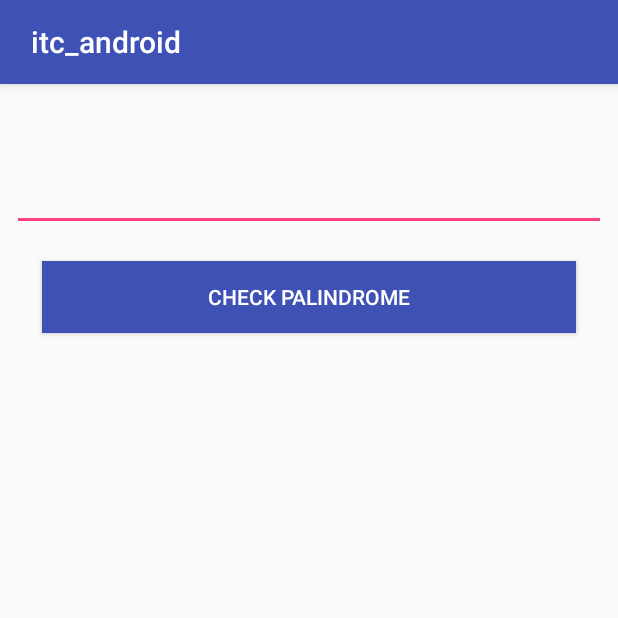
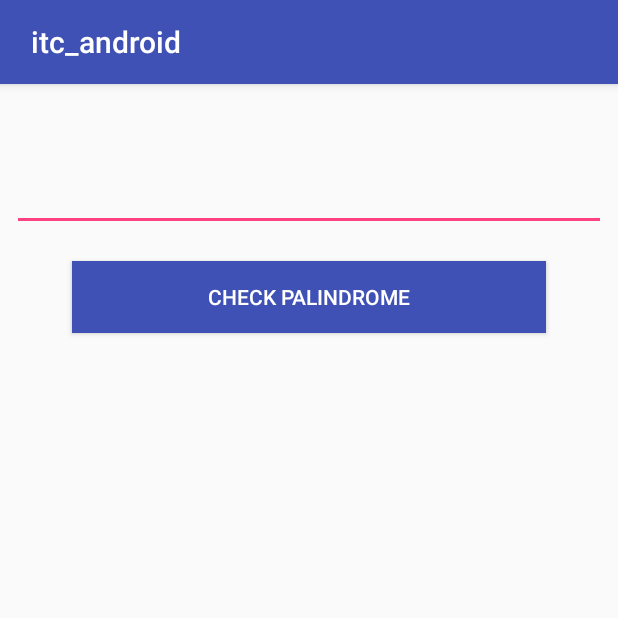
Before and after one commit to tpalwayscreative/itc_android, an Android app: the screen it shows after launch (MainActivity), on a phone screen of 412 x 824 dp, the top half of it. Run offline under Robolectric (Android 15) with nearby library versions, the phone set to English and light mode, and no system bars; our stand-ins replace ButterKnife.

Commit message:
Final code

```diff
--- a/app/src/main/res/layout/fragment_input.xml
+++ b/app/src/main/res/layout/fragment_input.xml
@@ -30,8 +30,8 @@
             android:layout_width="match_parent"
             android:layout_height="40dp" />
         <Button
-            android:layout_marginRight="20dp"
-            android:layout_marginLeft="20dp"
+            android:layout_marginRight="40dp"
+            android:layout_marginLeft="40dp"
             android:textColor="@android:color/white"
             android:background="@color/colorPrimary"
             android:layout_marginTop="20dp"
```
Also changed, not shown: 2 other files.
